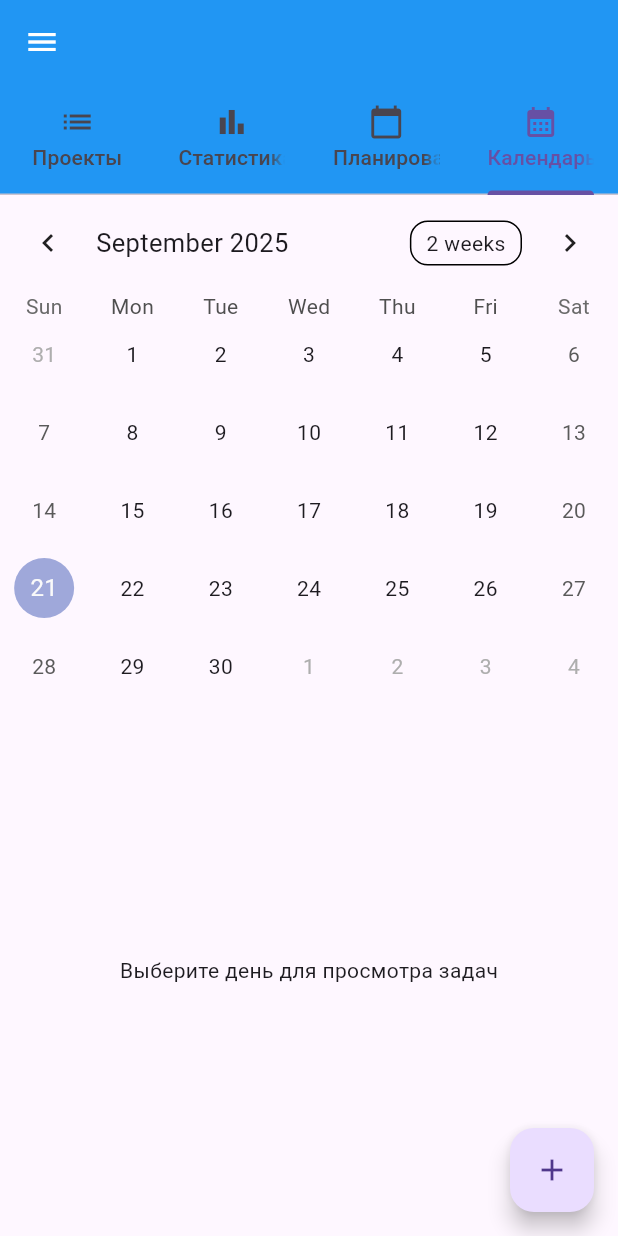
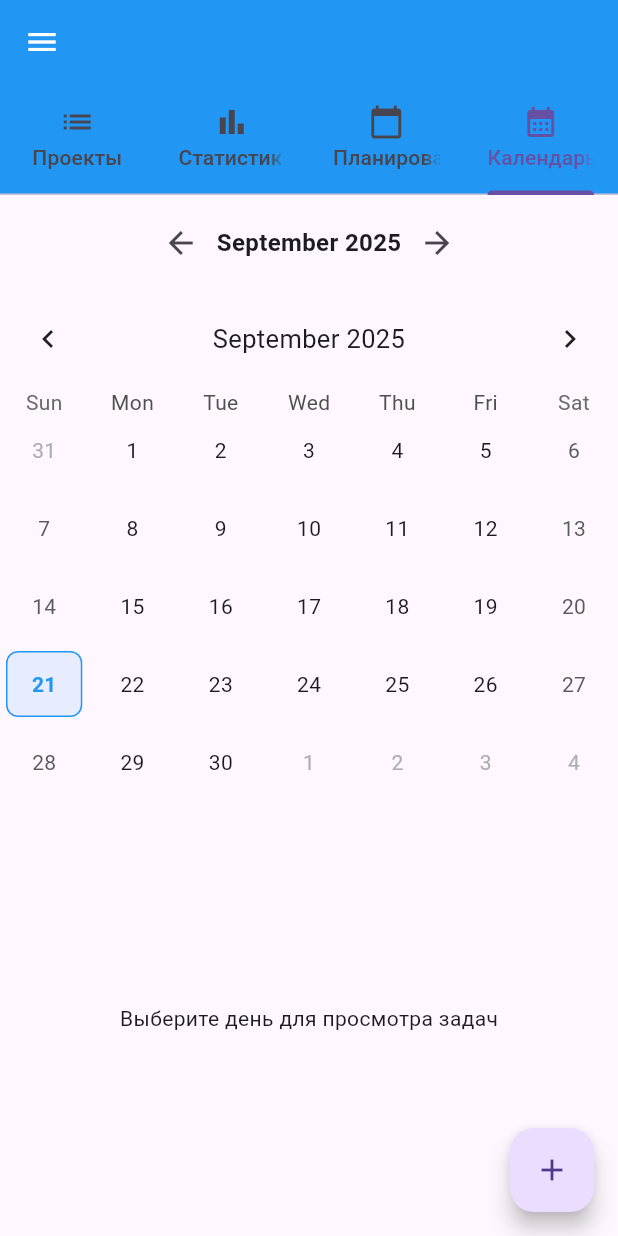
Before and after one commit to Vinillian/task_tracker, a Flutter app: the screen it shows once a user with an empty profile is signed in, tab 4 chosen, on a phone screen of 412 x 824 dp. Run offline on Flutter 3.47's test engine with Material 3 defaults, Android fonts, the phone set to English and light mode, and no system bars; drawn by our look-alikes of table_calendar; our stand-ins replace cloud_firestore, firebase_auth, firebase_core, hive, hive_flutter, share_plus; accounts and stored records are empty.

Commit message:
feat: enhance calendar UI with improved navigation and visual design - Implement today indicator with highlighted styling - Responsive layout with better spacing and typography

```diff
--- a/lib/screens/calendar_screen.dart
+++ b/lib/screens/calendar_screen.dart
@@ -1,12 +1,12 @@
 import 'package:flutter/material.dart';
 import 'package:table_calendar/table_calendar.dart';
+import 'package:intl/intl.dart';
 import '../models/app_user.dart';
 import '../models/task.dart';
 import '../models/stage.dart';
 import '../models/step.dart' as custom_step;
 import '../widgets/detailed_completion_dialog.dart';
 import '../services/recurrence_service.dart';
-import 'package:intl/intl.dart';
 
 class CalendarScreen extends StatefulWidget {
   final AppUser? currentUser;
@@ -189,6 +189,32 @@ class _CalendarScreenState extends State<CalendarScreen> {
     return Scaffold(
       body: Column(
         children: [
+          // Быстрое переключение месяцев
+          Padding(
+            padding: const EdgeInsets.symmetric(vertical: 8),
+            child: Row(
+              mainAxisAlignment: MainAxisAlignment.center,
+              children: [
+                IconButton(
+                  icon: Icon(Icons.arrow_back),
+                  onPressed: () => setState(() {
+                    _focusedDay = DateTime(_focusedDay.year, _focusedDay.month - 1);
+                  }),
+                ),
+                Text(
+                  DateFormat('MMMM yyyy').format(_focusedDay),
+                  style: TextStyle(fontSize: 16, fontWeight: FontWeight.bold),
+                ),
+                IconButton(
+                  icon: Icon(Icons.arrow_forward),
+                  onPressed: () => setState(() {
+                    _focusedDay = DateTime(_focusedDay.year, _focusedDay.month + 1);
+                  }),
+                ),
+              ],
+            ),
+          ),
+
           TableCalendar(
             firstDay: DateTime.now().subtract(const Duration(days: 365)),
             lastDay: DateTime.now().add(const Duration(days: 365)),
@@ -196,7 +222,14 @@ class _CalendarScreenState extends State<CalendarScreen> {
             calendarFormat: _calendarFormat,
             eventLoader: (day) => plannedItems[day] ?? [],
             selectedDayPredicate: (day) => isSameDay(_selectedDay, day),
-            // ДОБАВЬ ЭТОТ БЛОК:
+
+            headerStyle: HeaderStyle(
+              formatButtonVisible: false,
+              titleCentered: true,
+              leftChevronIcon: Icon(Icons.chevron_left),
+              rightChevronIcon: Icon(Icons.chevron_right),
+            ),
+
             onDaySelected: (selectedDay, focusedDay) {
               print('📅 Выбран день: $selectedDay');
               print('🔍 Ищем задачи для: ${DateTime(selectedDay.year, selectedDay.month, selectedDay.day)}');
@@ -207,20 +240,72 @@ class _CalendarScreenState extends State<CalendarScreen> {
                 _focusedDay = focusedDay;
               });
             },
+
+            onDayLongPressed: (selectedDay, focusedDay) {
+              final items = plannedItems[selectedDay] ?? [];
+              if (items.isNotEmpty) {
+                showDialog(
+                  context: context,
+                  builder: (context) => AlertDialog(
+                    title: Text('Задачи на ${DateFormat('dd.MM.yyyy').format(selectedDay)}'),
+                    content: SizedBox(
+                      width: double.maxFinite,
+                      child: ListView(
+                        shrinkWrap: true,
+                        children: items.map((item) => ListTile(
+                          leading: Icon(
+                            item['type'] == 'task' ? Icons.task :
+                            item['type'] == 'stage' ? Icons.album : Icons.star,
+                            size: 20,
+                            color: Colors.blue,
+                          ),
+                          title: Text(item['name']),
+                          subtitle: Text('Тип: ${item['type']}'),
+                        )).toList(),
+                      ),
+                    ),
+                    actions: [
+                      TextButton(
+                        onPressed: () => Navigator.pop(context),
+                        child: Text('Закрыть'),
+                      ),
+                    ],
+                  ),
+                );
+              }
+            },
+
             onFormatChanged: (format) {
               setState(() {
                 _calendarFormat = format;
               });
             },
+
             onPageChanged: (focusedDay) {
               _focusedDay = focusedDay;
             },
+
             calendarBuilders: CalendarBuilders(
+              todayBuilder: (context, date, events) {
+                return Container(
+                  margin: const EdgeInsets.all(4),
+                  decoration: BoxDecoration(
+                    color: Colors.blue.withOpacity(0.1),
+                    border: Border.all(color: Colors.blue),
+                    borderRadius: BorderRadius.circular(8),
+                  ),
+                  child: Center(
+                    child: Text(
+                      '${date.day}',
+                      style: TextStyle(color: Colors.blue, fontWeight: FontWeight.bold),
+                    ),
+                  ),
+                );
+              },
+
               markerBuilder: (context, day, events) {
                 if (events.isNotEmpty) {
-                  // Приводим тип events к List<Map<String, dynamic>>
                   final typedEvents = events.cast<Map<String, dynamic>>();
-
                   final taskCount = typedEvents.where((e) => e['type'] == 'task').length;
                   final stageCount = typedEvents.where((e) => e['type'] == 'stage').length;
                   final stepCount = typedEvents.where((e) => e['type'] == 'step').length;
@@ -273,12 +358,19 @@ class _CalendarScreenState extends State<CalendarScreen> {
               },
             ),
           ),
+
           Expanded(
             child: _selectedDay == null
                 ? const Center(child: Text('Выберите день для просмотра задач'))
                 : Column(
               children: [
-                Text('Задачи на ${DateFormat('dd.MM.yyyy').format(_selectedDay!)}: ${selectedItems.length}'),
+                Padding(
+                  padding: const EdgeInsets.all(8.0),
+                  child: Text(
+                    'Задачи на ${DateFormat('dd.MM.yyyy').format(_selectedDay!)}: ${selectedItems.length}',
+                    style: TextStyle(fontSize: 16, fontWeight: FontWeight.bold),
+                  ),
+                ),
                 Expanded(
                   child: ListView.builder(
                     itemCount: selectedItems.length,
@@ -286,10 +378,26 @@ class _CalendarScreenState extends State<CalendarScreen> {
                       final item = selectedItems[index];
                       print('📋 Отображаем задачу: ${item['name']}');
                       return ListTile(
-                        title: Text(item['name']),
-                        subtitle: Text('Тип: ${item['type']}'),
+                        leading: Icon(
+                          item['type'] == 'task' ? Icons.task :
+                          item['type'] == 'stage' ? Icons.album : Icons.star,
+                          color: Colors.blue,
+                        ),
+                        title: Text(
+                          item['name'],
+                          style: TextStyle(fontWeight: FontWeight.w500),
+                        ),
+                        subtitle: Column(
+                          crossAxisAlignment: CrossAxisAlignment.start,
+                          children: [
+                            Text('Тип: ${item['type']}'),
+                            if (item['isRecurring'] ?? false)
+                              Text('🔄 Повторяющаяся',
+                                  style: TextStyle(color: Colors.green, fontSize: 12)),
+                          ],
+                        ),
                         trailing: IconButton(
-                          icon: const Icon(Icons.check),
+                          icon: Icon(Icons.check, color: Colors.green),
                           onPressed: () => _showCompletionDialog(context, item),
                         ),
                         onTap: () => _showCompletionDialog(context, item),
```
